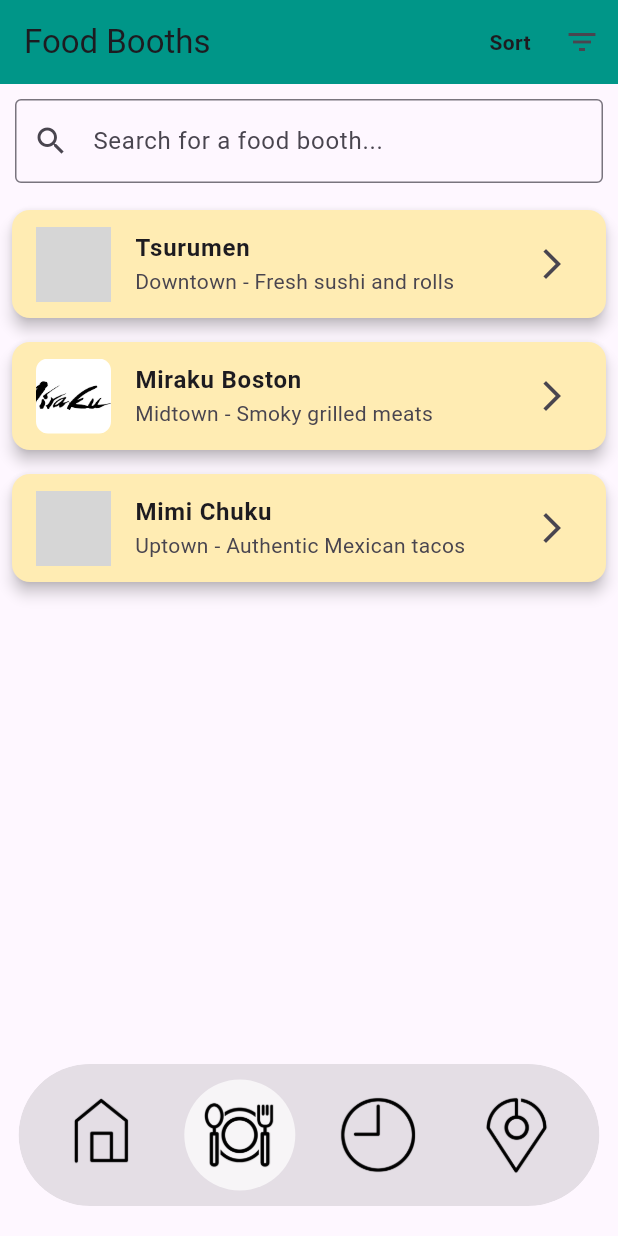
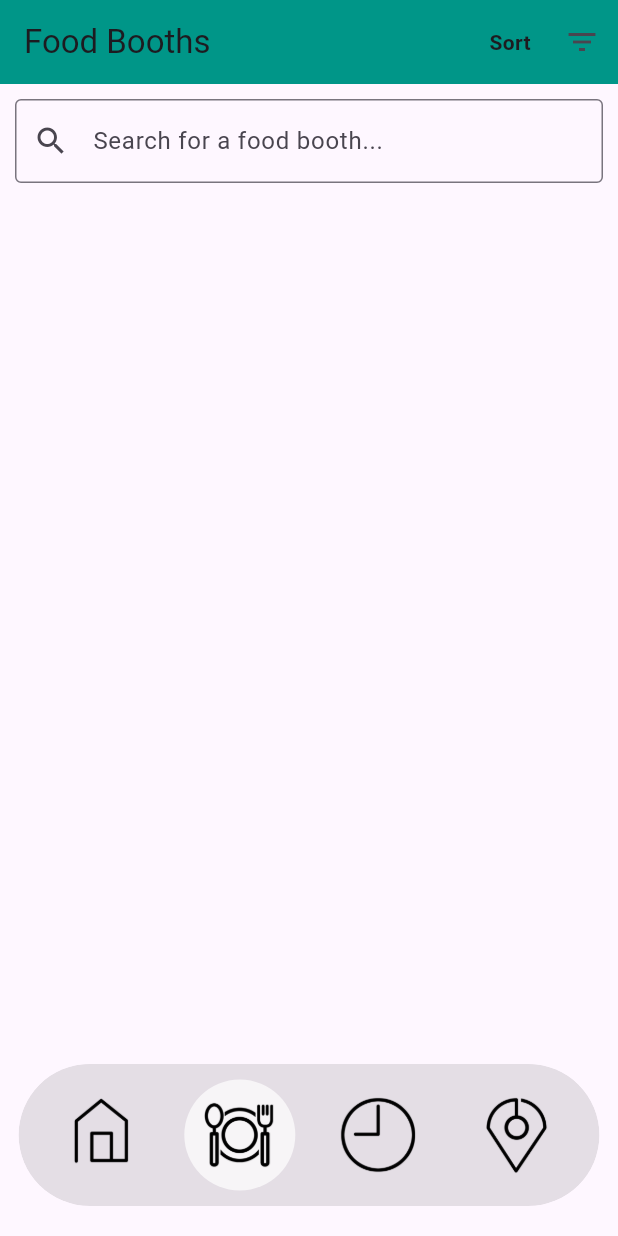
Before and after one commit to sushib0mb/JFB, a Flutter app: the screen it shows after launch, item 2 of the bottom bar chosen, on a phone screen of 412 x 824 dp. Run offline on Flutter 3.47's test engine with Material 3 defaults, Android fonts, the phone set to English and light mode, and no system bars; grey boxes are pictures that could not be loaded.

Commit message:
Commented out food page data(Causing emulator loading issues),

```diff
--- a/jfbfestival/lib/data/food_booths.dart
+++ b/jfbfestival/lib/data/food_booths.dart
@@ -1,37 +1,37 @@
 // lib/data/food_booths.dart
 
 final List<Map<String, dynamic>> foodBooths = [
-  {
-    "name": "Tsurumen",
-    "location": "Downtown",
-    "image": "assets/sushi.jpg",
-    "info": "Fresh sushi and rolls",
-    "menu": [
-      {"item": "Salmon Nigiri", "image": "assets/salmon_nigiri.jpg", "price": "\$5.99"},
-      {"item": "California Roll", "image": "assets/california_roll.jpg", "price": "\$7.99"},
-      {"item": "Spicy Tuna Roll", "image": "assets/spicy_tuna.jpg", "price": "\$8.99"}
-    ]
-  },
-  {
-    "name": "Miraku Boston",
-    "location": "Midtown",
-    "image": "assets/miraku_boston.png",
-    "info": "Smoky grilled meats",
-    "menu": [
-      {"item": "Grilled Wagyu", "image": "assets/wagyu.jpg", "price": "\$19.99"},
-      {"item": "Yakitori Skewers", "image": "assets/yakitori.jpg", "price": "\$12.99"},
-      {"item": "BBQ Short Ribs", "image": "assets/short_ribs.jpg", "price": "\$14.99"}
-    ]
-  },
-  {
-    "name": "Mimi Chuku",
-    "location": "Uptown",
-    "image": "assets/taco.jpg",
-    "info": "Authentic Mexican tacos",
-    "menu": [
-      {"item": "Carnitas Taco", "image": "assets/carnitas_taco.jpg", "price": "\$3.99"},
-      {"item": "Chorizo Taco", "image": "assets/chorizo_taco.jpg", "price": "\$4.99"},
-      {"item": "Barbacoa Taco", "image": "assets/barbacoa_taco.jpg", "price": "\$5.99"}
-    ]
-  }
+  // {
+  //   "name": "Tsurumen",
+  //   "location": "Downtown",
+  //   "image": "assets/sushi.jpg",
+  //   "info": "Fresh sushi and rolls",
+  //   "menu": [
+  //     {"item": "Salmon Nigiri", "image": "assets/salmon_nigiri.jpg", "price": "\$5.99"},
+  //     {"item": "California Roll", "image": "assets/california_roll.jpg", "price": "\$7.99"},
+  //     {"item": "Spicy Tuna Roll", "image": "assets/spicy_tuna.jpg", "price": "\$8.99"}
+  //   ]
+  // },
+  // {
+  //   "name": "Miraku Boston",
+  //   "location": "Midtown",
+  //   "image": "assets/miraku_boston.png",
+  //   "info": "Smoky grilled meats",
+  //   "menu": [
+  //     {"item": "Grilled Wagyu", "image": "assets/wagyu.jpg", "price": "\$19.99"},
+  //     {"item": "Yakitori Skewers", "image": "assets/yakitori.jpg", "price": "\$12.99"},
+  //     {"item": "BBQ Short Ribs", "image": "assets/short_ribs.jpg", "price": "\$14.99"}
+  //   ]
+  // },
+  // {
+  //   "name": "Mimi Chuku",
+  //   "location": "Uptown",
+  //   "image": "assets/taco.jpg",
+  //   "info": "Authentic Mexican tacos",
+  //   "menu": [
+  //     {"item": "Carnitas Taco", "image": "assets/carnitas_taco.jpg", "price": "\$3.99"},
+  //     {"item": "Chorizo Taco", "image": "assets/chorizo_taco.jpg", "price": "\$4.99"},
+  //     {"item": "Barbacoa Taco", "image": "assets/barbacoa_taco.jpg", "price": "\$5.99"}
+  //   ]
+  // }
 ];
--- a/jfbfestival/lib/pages/mainscreen.dart
+++ b/jfbfestival/lib/mainscreen.dart
@@ -54,7 +54,7 @@ class _MainScreenState extends State<MainScreen> {
           // Main content pages
           IndexedStack(
             index: selectedIndex,
-            children: [HomePage2(), FoodPage(), TimetablePage(), MapPage()],
+            children: [HomePage(), FoodPage(), TimetablePage(), MapPage()],
           ),
           // Bottom bar on top of everything
           Align(
--- a/jfbfestival/lib/pages/home_page.dart
+++ b/jfbfestival/lib/pages/home_page.dart
@@ -1,6 +1,6 @@
 import 'package:flutter/material.dart';
 
-class HomePage2 extends StatelessWidget {
+class HomePage extends StatelessWidget {
   @override
   Widget build(BuildContext context) {
     return Scaffold(
@@ -24,9 +24,7 @@ class HomePage2 extends StatelessWidget {
           ),
 
           // Divider between sections
-          SliverToBoxAdapter(
-            child: Divider(thickness: 5, color: Colors.black),
-          ),
+          SliverToBoxAdapter(child: Divider(thickness: 5, color: Colors.black)),
 
           // Second section: Information
           SliverToBoxAdapter(
@@ -36,8 +34,13 @@ class HomePage2 extends StatelessWidget {
                 print("Information tapped");
               },
               child: Container(
-                margin: EdgeInsets.all(10.0), // Adding margin to space out sections
-                padding: const EdgeInsets.symmetric(vertical: 100.0, horizontal: 20.0), // Increased vertical padding for larger sections
+                margin: EdgeInsets.all(
+                  10.0,
+                ), // Adding margin to space out sections
+                padding: const EdgeInsets.symmetric(
+                  vertical: 100.0,
+                  horizontal: 20.0,
+                ), // Increased vertical padding for larger sections
                 decoration: BoxDecoration(
                   color: Colors.red[200], // Light red background
                   borderRadius: BorderRadius.circular(15.0), // Rounded corners
@@ -64,9 +67,7 @@ class HomePage2 extends StatelessWidget {
           ),
 
           // Divider between sections
-          SliverToBoxAdapter(
-            child: Divider(thickness: 5, color: Colors.black),
-          ),
+          SliverToBoxAdapter(child: Divider(thickness: 5, color: Colors.black)),
 
           // Third section: SNS
           SliverToBoxAdapter(
@@ -76,8 +77,13 @@ class HomePage2 extends StatelessWidget {
                 print("SNS tapped");
               },
               child: Container(
-                margin: EdgeInsets.all(10.0), // Adding margin to space out sections
-                padding: const EdgeInsets.symmetric(vertical: 100.0, horizontal: 20.0), // Increased vertical padding for larger sections
+                margin: EdgeInsets.all(
+                  10.0,
+                ), // Adding margin to space out sections
+                padding: const EdgeInsets.symmetric(
+                  vertical: 100.0,
+                  horizontal: 20.0,
+                ), // Increased vertical padding for larger sections
                 decoration: BoxDecoration(
                   color: Colors.green[200], // Light green background
                   borderRadius: BorderRadius.circular(15.0), // Rounded corners
@@ -104,9 +110,7 @@ class HomePage2 extends StatelessWidget {
           ),
 
           // Divider between sections
-          SliverToBoxAdapter(
-            child: Divider(thickness: 5, color: Colors.black),
-          ),
+          SliverToBoxAdapter(child: Divider(thickness: 5, color: Colors.black)),
 
           // Fourth section: Sponsors
           SliverToBoxAdapter(
@@ -116,8 +120,13 @@ class HomePage2 extends StatelessWidget {
                 print("Sponsors tapped");
               },
               child: Container(
-                margin: EdgeInsets.all(10.0), // Adding margin to space out sections
-                padding: const EdgeInsets.symmetric(vertical: 100.0, horizontal: 20.0), // Increased vertical padding for larger sections
+                margin: EdgeInsets.all(
+                  10.0,
+                ), // Adding margin to space out sections
+                padding: const EdgeInsets.symmetric(
+                  vertical: 100.0,
+                  horizontal: 20.0,
+                ), // Increased vertical padding for larger sections
                 decoration: BoxDecoration(
                   color: Colors.blue[200], // Light blue background
                   borderRadius: BorderRadius.circular(15.0), // Rounded corners
```
